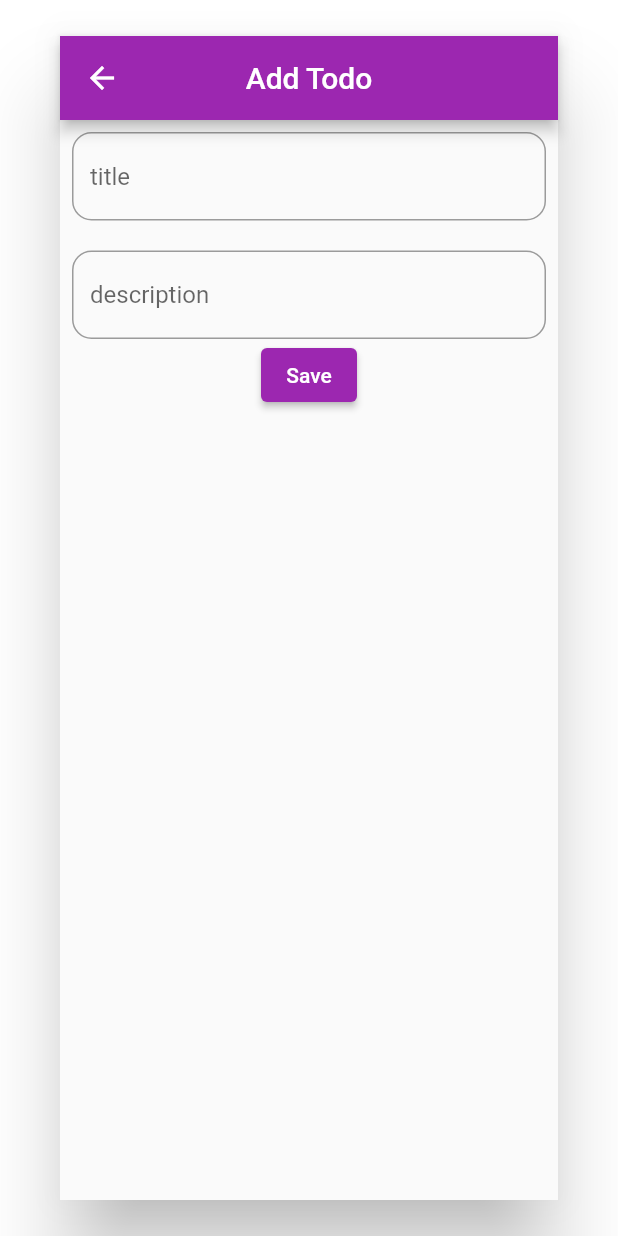
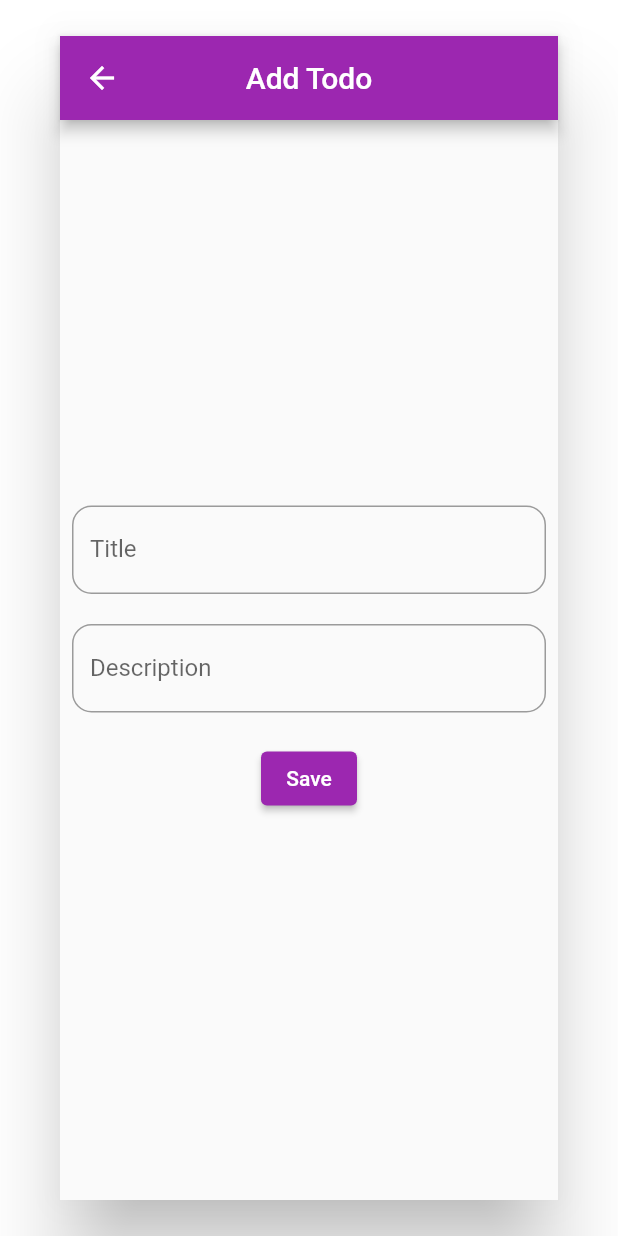
Before and after one commit to nabinsah703/getTodoApp, a Flutter app: the AddTodo screen opened directly, on a phone screen of 412 x 824 dp. Run offline on Flutter 3.47's test engine with Material 2 defaults, Android fonts, the phone set to English and light mode, and no system bars.

```diff
--- /dev/null
+++ b/lib/model/todo.dart
@@ -0,0 +1,6 @@
+class Todo {
+  String title;
+  String description;
+
+  Todo({required this.title, required this.description});
+}
--- a/lib/screens/add_todo.dart
+++ b/lib/screens/add_todo.dart
@@ -1,4 +1,5 @@
 import 'package:flutter/material.dart';
+import 'package:gettodoapp/model/todo.dart';
 
 class AddTodo extends StatefulWidget {
   const AddTodo({Key? key}) : super(key: key);
@@ -20,10 +21,13 @@ class _AddTodoState extends State<AddTodo> {
           child: Padding(
             padding: const EdgeInsets.all(8.0),
             child: Column(
+              mainAxisAlignment: MainAxisAlignment.center,
+              crossAxisAlignment: CrossAxisAlignment.center,
               children: [
                 TextFormField(
                   decoration: InputDecoration(
                       hintText: "title",
+                      labelText: "Title",
                       border: OutlineInputBorder(
                           borderRadius: BorderRadius.circular(13)),
                       focusColor: Colors.red),
@@ -34,9 +38,13 @@ class _AddTodoState extends State<AddTodo> {
                 TextFormField(
                   decoration: InputDecoration(
                       hintText: "description",
+                      labelText: "Description",
                       border: OutlineInputBorder(
                           borderRadius: BorderRadius.circular(13)),
                       focusColor: Colors.red),
+                ),
+                const SizedBox(
+                  height: 20,
                 ),
                 ElevatedButton(
                   onPressed: () {
@@ -47,7 +55,6 @@ class _AddTodoState extends State<AddTodo> {
                     style: TextStyle(
                       backgroundColor: Colors.purple,
                     ),
-
                   ),
                 )
               ],
--- a/pubspec.yaml
+++ b/pubspec.yaml
@@ -36,6 +36,7 @@ dependencies:
   # The following adds the Cupertino Icons font to your application.
   # Use with the CupertinoIcons class for iOS style icons.
   cupertino_icons: ^1.0.2
+  shared_preferences: ^2.0.17
 
 dev_dependencies:
   flutter_test:
```
Also changed, not shown: pubspec.lock.
